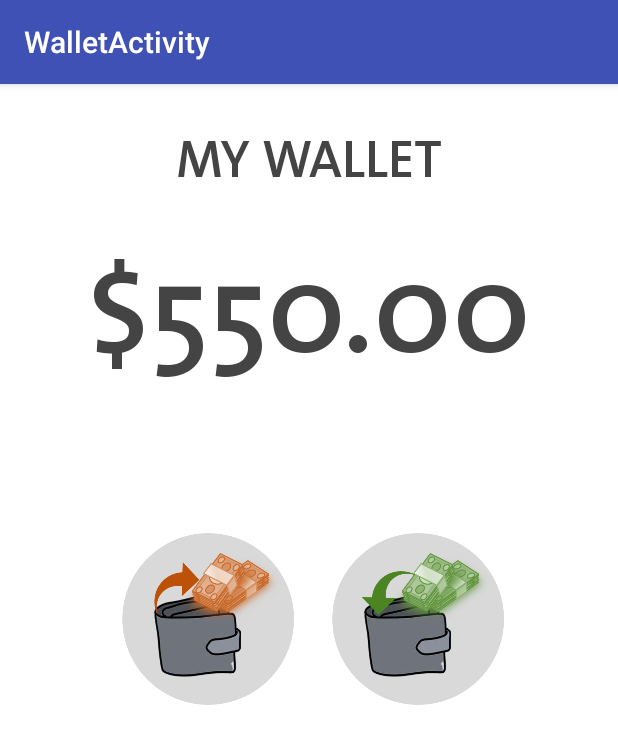
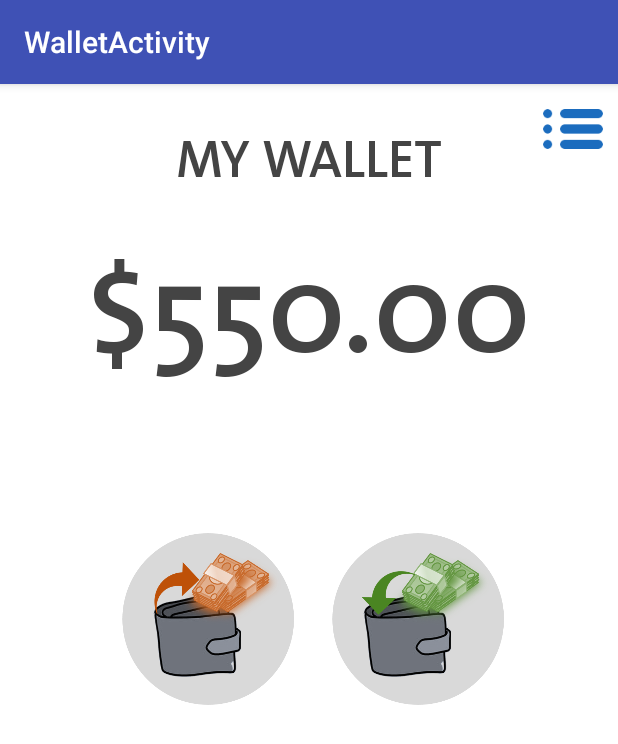
Before and after one commit to veniversum/motion-track-mobile-client, an Android app: the WalletActivity screen opened directly, with no data from a screen before it, on a phone screen of 412 x 824 dp. Shown: the top 744 px of the screen. Run offline under Robolectric (Android 15) with nearby library versions, the phone set to English and light mode, and no system bars.

Commit message:
adding history

```diff
--- a/app/src/main/java/cxa16/com/shay/WalletActivity.java
+++ b/app/src/main/java/cxa16/com/shay/WalletActivity.java
@@ -30,6 +30,7 @@ public class WalletActivity extends AppCompatActivity {
 
     private ImageButton sendButton;
     private ImageButton receiveButton;
+    private ImageButton button_history;
 
     private TextView title_wallet;
     private TextView title_amount;
@@ -63,6 +64,16 @@ public class WalletActivity extends AppCompatActivity {
             public void onClick(View view) {
                 globalVariable.setSender(false);
                 Intent intent = new Intent(myContext, ShakeStartActivity.class);
+                startActivity(intent);
+            }
+        });
+
+        button_history = (ImageButton) findViewById(R.id.button_history);
+        button_history.setOnClickListener(new View.OnClickListener() {
+            @Override
+            public void onClick(View view) {
+
+                Intent intent = new Intent(myContext, HistoryActivity.class);
                 startActivity(intent);
             }
         });
--- a/app/src/main/res/layout/activity_wallet.xml
+++ b/app/src/main/res/layout/activity_wallet.xml
@@ -8,6 +8,20 @@
     <!-- The primary full-screen view. This can be replaced with whatever view
          is needed to present your content, e.g. VideoView, SurfaceView,
          TextureView, etc. -->
+
+    <ImageButton
+        android:id="@+id/button_history"
+        android:layout_width="40dp"
+        android:layout_height="40dp"
+        android:src="@drawable/icon_history"
+        android:scaleType="fitCenter"
+        android:adjustViewBounds="true"
+        android:background="@null"
+        android:layout_marginRight="10dp"
+        android:layout_marginTop="10dp"
+        android:layout_alignParentRight="true"
+        />
+
     <TextView
         android:id="@+id/title_wallet"
         android:layout_width="wrap_content"
--- a/app/src/main/res/values/strings.xml
+++ b/app/src/main/res/values/strings.xml
@@ -14,4 +14,6 @@
     <string name="title_activity_shaking">ShakingActivity</string>
 
     <string name="title_activity_payment_done">PaymentDoneActivity</string>
+
+    <string name="title_activity_history">HistoryActivity</string>
 </resources>
```
Also changed, not shown: app/src/main/AndroidManifest.xml (+9 -3 lines), app/src/main/java/cxa16/com/shay/HistoryActivity.java (added, +103 -0 lines), app/src/main/res/layout/activity_history.xml (added, +53 -0 lines), app/src/main/res/drawable-hdpi/icon_close.png (added), app/src/main/res/drawable-hdpi/icon_history.png (added).
